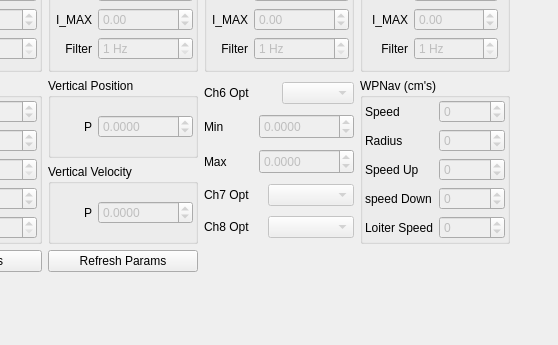
Before: the Qt Designer form src/ui/configuration/CopterPidConfig.ui in ArduPilot/apm_planner, drawn with Qt 5; both pictures show x 119 to 677 and y 243 to 588 of the 677 by 588 pixel window.
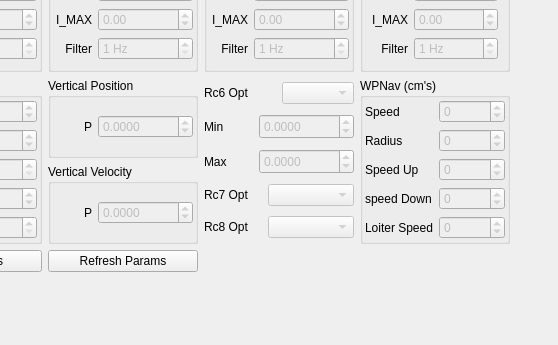
After: the same form once the commit is applied.

Commit message: Copter: Change from CH to RC

Diff of the .ui file:
```diff
--- a/src/ui/configuration/CopterPidConfig.ui
+++ b/src/ui/configuration/CopterPidConfig.ui
@@ -681,7 +681,7 @@
               </sizepolicy>
              </property>
              <property name="text">
-              <string>Ch6 Opt</string>
+              <string>Rc6 Opt</string>
              </property>
             </widget>
            </item>
@@ -804,7 +804,7 @@
               </sizepolicy>
              </property>
              <property name="text">
-              <string>Ch7 Opt</string>
+              <string>Rc7 Opt</string>
              </property>
             </widget>
            </item>
@@ -846,7 +846,7 @@
               </sizepolicy>
              </property>
              <property name="text">
-              <string>Ch8 Opt</string>
+              <string>Rc8 Opt</string>
              </property>
             </widget>
            </item>
```
The commit also changes 4 other files.
